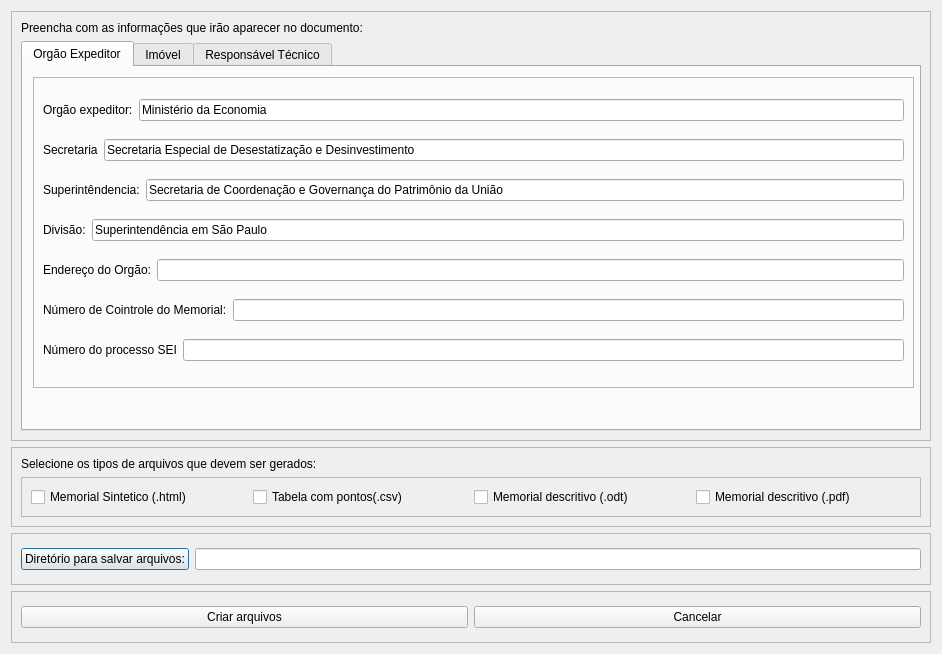
Before: the Qt Designer form azimuthsAndDistances/ui_memorialGenerator.ui in guilhermehrn/spugeomemorial, drawn with Qt 5.
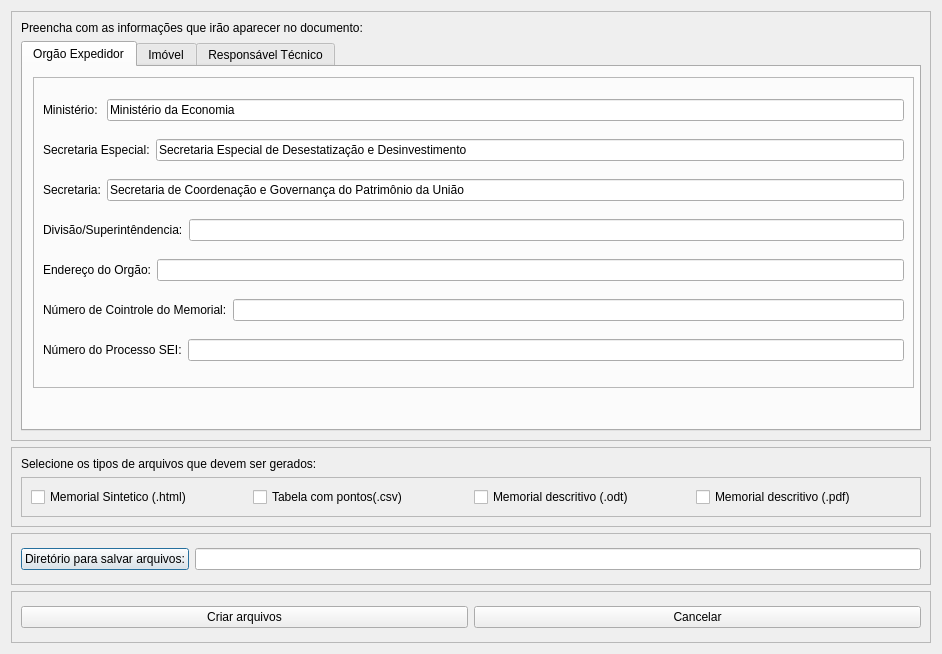
After: the same form once the commit is applied.

```diff
--- a/azimuthsAndDistances/ui_memorialGenerator.ui
+++ b/azimuthsAndDistances/ui_memorialGenerator.ui
@@ -164,7 +164,7 @@
         </property>
         <widget class="QWidget" name="tab">
          <attribute name="title">
-          <string>Orgão Expeditor</string>
+          <string>Orgão Expedidor</string>
          </attribute>
          <attribute name="toolTip">
           <string>Dados do Orgão que está expedindo o Memorial </string>
@@ -193,7 +193,7 @@
                 <string>Orgão máximo expeditor.</string>
                </property>
                <property name="text">
-                <string>Orgão expeditor:</string>
+                <string>Ministério: </string>
                </property>
               </widget>
              </item>
@@ -214,7 +214,7 @@
                 <string>Secretaria que está expedindo o documento.</string>
                </property>
                <property name="text">
-                <string>Secretaria</string>
+                <string>Secretaria Especial:</string>
                </property>
               </widget>
              </item>
@@ -238,7 +238,7 @@
                 <string>Nome da superintêndencia que está expedindo o documento.</string>
                </property>
                <property name="text">
-                <string>Superintêndencia:</string>
+                <string>Secretaria:</string>
                </property>
               </widget>
              </item>
@@ -259,14 +259,14 @@
                 <string>Nome da divisão que está expedindo o documento.</string>
                </property>
                <property name="text">
-                <string>Divisão:</string>
+                <string>Divisão/Superintêndencia:</string>
                </property>
               </widget>
              </item>
              <item>
               <widget class="QLineEdit" name="divisaoEdit">
                <property name="text">
-                <string>Superintendência em São Paulo</string>
+                <string/>
                </property>
               </widget>
              </item>
@@ -324,7 +324,7 @@
                   <string>Número no Sistema Eletrônico de Informações.</string>
                  </property>
                  <property name="text">
-                  <string>Número do processo SEI</string>
+                  <string>Número do Processo SEI:</string>
                  </property>
                 </widget>
                </item>
```
